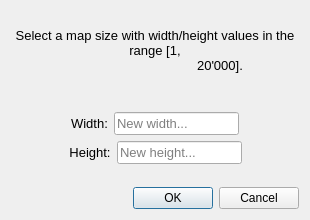
Qt form src/ui/modal/resize_dialog.ui (albin-johansson/tactile) before a commit.
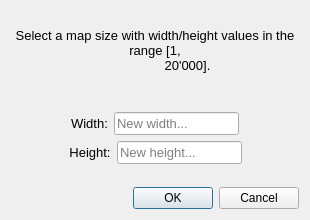
The same form after that commit.

```diff
--- a/src/ui/modal/resize_dialog.ui
+++ b/src/ui/modal/resize_dialog.ui
@@ -57,7 +57,7 @@
                             </property>
                             <property name="text">
                                 <string>Select a map size with width/height values in the range [1,
-                                    20'000].
+                  20'000].
                                 </string>
                             </property>
                             <property name="alignment">
```
Lines whose indentation alone changed are shown as unchanged.
